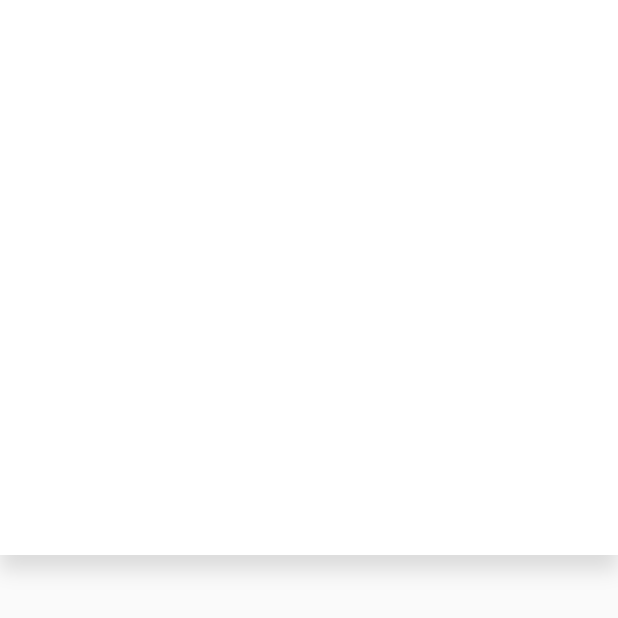
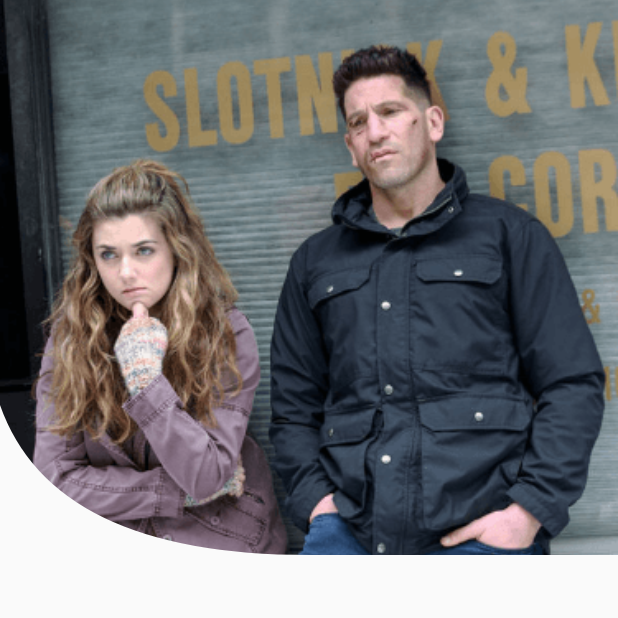
Before and after one commit to tianna1121/flutter_movie_ui, a Flutter app: the screen it shows after launch, on a phone screen of 412 x 824 dp, the top half of it. Run offline on Flutter 3.47's test engine with Material 2 defaults, Android fonts, the phone set to English and light mode, and no system bars.

```diff
--- a/lib/main.dart
+++ b/lib/main.dart
@@ -32,7 +32,9 @@ class HomeScreenTopPart extends StatelessWidget {
       height: 420.0,
       child: Stack(
         children: <Widget>[
-          Container(
+          ClipPath(
+            clipper: Mclipper(),
+            child: Container(
               height: 370.0,
               decoration: BoxDecoration(color: Colors.white, boxShadow: [
                 BoxShadow(
@@ -40,9 +42,43 @@ class HomeScreenTopPart extends StatelessWidget {
                     offset: Offset(0.0, 10.0),
                     blurRadius: 10.0)
               ]),
+              child: Stack(
+                children: <Widget>[
+                  Image.asset(
+                    'assets/images/banner.png',
+                    fit: BoxFit.cover,
+                    width: double.infinity,
+                  ),
+                ],
+              ),
+            ),
           ),
         ],
       ),
     );
   }
 }
+
+class Mclipper extends CustomClipper<Path> {
+  @override
+  Path getClip(Size size) {
+    var path = new Path();
+    path.lineTo(0.0, size.height - 100.0);
+    var controlPoint = Offset(35.0, size.height);
+    var oldPoint = Offset(size.width / 2, size.height);
+
+    path.quadraticBezierTo(
+        controlPoint.dx, controlPoint.dy, oldPoint.dx, oldPoint.dy);
+
+    path.lineTo(size.width, size.height);
+    path.lineTo(size.width, 0.0);
+
+    return path;
+  }
+
+  @override
+  bool shouldReclip(CustomClipper<Path> oldClipper) {
+    // TODO: implement shouldReclip
+    return null;
+  }
+}
```
Also changed, not shown: pubspec.yaml (+2 -7 lines), assets/fonts/CustomFont.ttf (added), assets/fonts/Roboto-Light.ttf (added), assets/fonts/SF-Pro-Display-Bold.ttf (added), assets/fonts/SF-Pro-Display-Regular.ttf (added), assets/fonts/back_icon.ttf (added), assets/images/avengers.jpg (added), assets/images/banner.png (added), assets/images/blackpanther.jpg (added), assets/images/preview.png (added), assets/images/punisher.jpg (added), assets/images/runaways.jpg (added). Lines whose indentation alone changed are shown as unchanged.
